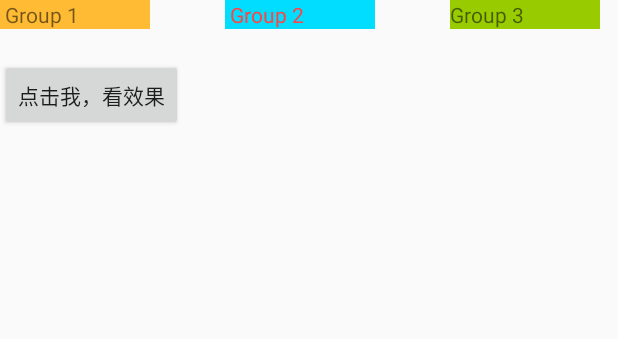
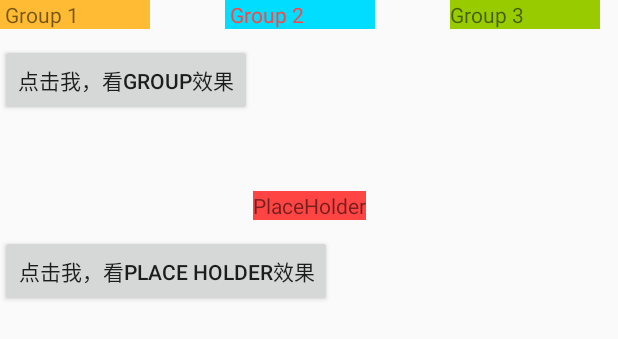
Before and after one commit to gengwenwu/AndroidUIDemo, an Android app: the layout activity_constraint_other.xml on its own in the app's theme, with its tools: preview values and no code run, on a phone screen of 412 x 824 dp. Shown: the top 339 px of the screen. Run offline under Robolectric (Android 15) with nearby library versions, the phone set to English and light mode, and no system bars.

Commit message:
约束布局Placeholder

```diff
--- a/app/src/main/res/layout/activity_constraint_group.xml
+++ b/app/src/main/res/layout/activity_constraint_other.xml
@@ -36,7 +36,7 @@
         app:layout_constraintStart_toEndOf="@id/tv_tv2"
         app:layout_constraintTop_toTopOf="parent" />
 
-    <!--  组 -->
+    <!--  1, 组 group -->
     <androidx.constraintlayout.widget.Group
         android:id="@+id/group"
         android:layout_width="wrap_content"
@@ -47,9 +47,39 @@
         android:id="@+id/btn_show"
         android:layout_width="wrap_content"
         android:layout_height="wrap_content"
-        android:layout_marginTop="20dp"
-        android:text="点击我，看效果"
+        android:layout_marginTop="10dp"
+        android:text="点击我，看Group效果"
         app:layout_constraintStart_toStartOf="parent"
         app:layout_constraintTop_toBottomOf="@id/tv_tv1" />
 
+    <!--  2,  Placeholder设置 app:content="@+id/tv_tv4", tv_tv4组件位置移动到Placeholder位置  -->
+    <androidx.constraintlayout.widget.Placeholder
+        android:id="@+id/place_holder"
+        android:layout_width="wrap_content"
+        android:layout_height="wrap_content"
+        android:layout_marginTop="50dp"
+        app:layout_constraintStart_toStartOf="parent"
+        app:layout_constraintTop_toBottomOf="@id/btn_show" />
+
+    <TextView
+        android:id="@+id/tv_tv4"
+        android:layout_width="wrap_content"
+        android:layout_height="wrap_content"
+        android:layout_marginTop="50dp"
+        android:background="@android:color/holo_red_light"
+        android:text="PlaceHolder"
+        app:layout_constraintEnd_toEndOf="parent"
+        app:layout_constraintStart_toStartOf="parent"
+        app:layout_constraintTop_toBottomOf="@id/btn_show" />
+
+    <Button
+        android:id="@+id/btn_show_4_place_holder"
+        android:layout_width="wrap_content"
+        android:layout_height="wrap_content"
+        android:layout_marginTop="10dp"
+        android:text="点击我，看place holder效果"
+        app:layout_constraintStart_toStartOf="parent"
+        app:layout_constraintTop_toBottomOf="@+id/tv_tv4" />
+
+
 </androidx.constraintlayout.widget.ConstraintLayout>
```
Also changed, not shown: app/src/main/java/com/logan/android/ui/layout/constraint/ConstraintGroupActivity.kt (deleted, +0 -37 lines), app/src/main/java/com/logan/android/ui/layout/constraint/ConstraintOtherActivity.kt (added, +43 -0 lines).
